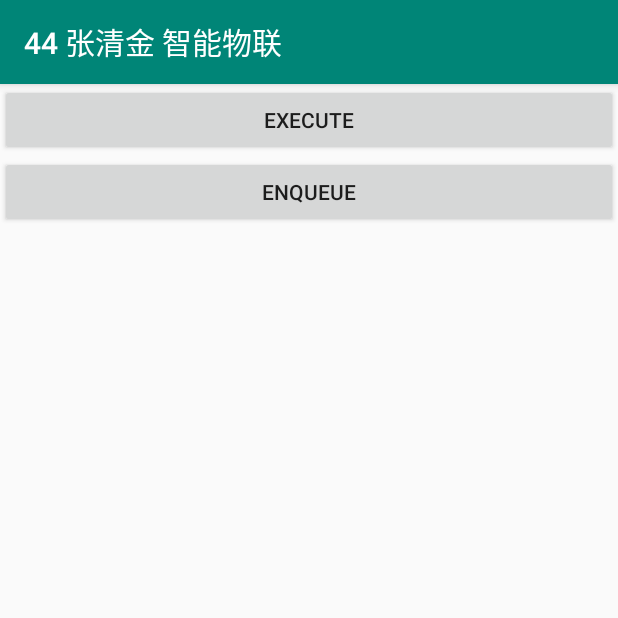
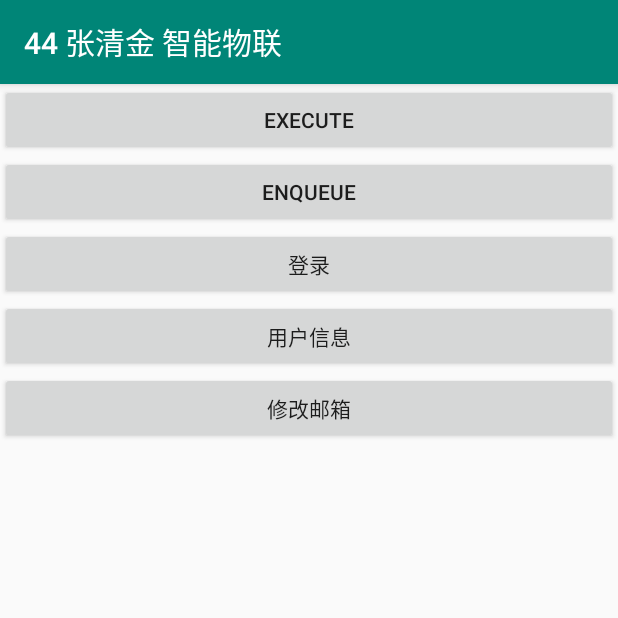
Before and after one commit to zhangqingjin/hiot_clout, an Android app: the screen it shows after launch (TestOkHttpActivity), after a tap on "ENQUEUE", on a phone screen of 412 x 824 dp, the top half of it. Run offline under Robolectric (Android 15) with nearby library versions, the phone set to English and light mode, and no system bars; our stand-ins replace Dagger/Hilt's generated code.

Commit message:
3.1:添加OkHttp测试

```diff
--- a/app/src/main/java/com/example/hiot_clout/test/networktest/TestOkHttpActivity.java
+++ b/app/src/main/java/com/example/hiot_clout/test/networktest/TestOkHttpActivity.java
@@ -15,6 +15,7 @@ import java.io.IOException;
 
 import okhttp3.Call;
 import okhttp3.Callback;
+import okhttp3.FormBody;
 import okhttp3.OkHttpClient;
 import okhttp3.Request;
 import okhttp3.Response;
@@ -24,7 +25,8 @@ import okhttp3.Response;
  */
 public class TestOkHttpActivity extends AppCompatActivity {
 
-    private static final String basUrl = "http://163.177.151.109";
+//    private static final String basUrl = "http://163.177.151.109";
+    private static final String basUrl = "http://114.67.88.191:8080";
     private static final String TAG = "TestOkHttpActivity";
 
     @Override
@@ -48,6 +50,89 @@ public class TestOkHttpActivity extends AppCompatActivity {
                 testEnqueue();
             }
         });
+        //登录测试
+        final Button btnLogin = findViewById(R.id.btn_okhttp_login);
+        btnLogin.setOnClickListener(new View.OnClickListener() {
+            @Override
+            public void onClick(View v) {
+                login("zhangdaxia","abc123","app");
+            }
+        });
+        //获取用户信息
+        Button btnGetUserInfo = findViewById(R.id.btn_okhttp_userinfo);
+        btnGetUserInfo.setOnClickListener(new View.OnClickListener() {
+            @Override
+            public void onClick(View v) {
+               getUserInfo("cd23a7a9afb2473895a6741b5090f5f6_b849bbd2feb847a5ba6386e68ccde53b_use");
+
+            }
+        });
+        //修改邮箱
+        Button btnUpdataEmail = findViewById(R.id.btn_okhttp_updata_email);
+        btnUpdataEmail.setOnClickListener(new View.OnClickListener() {
+            @Override
+            public void onClick(View v) {
+                updataEmail("cd23a7a9afb2473895a6741b5090f5f6_b849bbd2feb847a5ba6386e68ccde53b_use","zhangtian@qq.com");
+
+            }
+        });
+
+    }
+
+    /**
+     * 修改邮箱
+     * @param authorization
+     * @param email
+     */
+    private void updataEmail(String authorization, String email) {
+        OkHttpClient okHttpClient = new OkHttpClient();
+        FormBody body = new FormBody.Builder().build();
+        String url =basUrl + "/user/email?email="+ email;
+        Request request = new Request.Builder().put(body).url(url)
+                .header("Authorization",authorization).build();
+        callEnqueue(okHttpClient, request);
+    }
+
+    private void callEnqueue(OkHttpClient okHttpClient, Request request) {
+        okHttpClient.newCall(request).enqueue(new Callback() {
+            @Override
+            public void onFailure(@NotNull Call call, @NotNull IOException e) {
+                Log.e(TAG, "onFailure: " + e.getMessage(), e);
+            }
+
+            @Override
+            public void onResponse(@NotNull Call call, @NotNull Response response) throws IOException {
+                Log.d(TAG, "onResponse: " + response.body().string());
+            }
+        });
+    }
+
+    /**
+     * 获取用户信息
+     * @param authorization
+     */
+    private void getUserInfo(String authorization) {
+        OkHttpClient okHttpClient = new OkHttpClient();
+        FormBody body = new FormBody.Builder().build();
+        String url =basUrl + "/user/one";
+        Request request = new Request.Builder().get().url(url)
+                .header("Authorization",authorization).build();
+        callEnqueue(okHttpClient, request);
+    }
+
+    /**
+     *登录
+     * @param userName
+     * @param password
+     * @param loginCode
+     */
+    private void login(String userName, String password, String loginCode) {
+        OkHttpClient okHttpClient = new OkHttpClient();
+        FormBody body = new FormBody.Builder().build();
+        String url =basUrl + String.format("/auth/login?username=%s&password=%s&loginCode=%s",
+                userName,password,loginCode);
+        Request request = new Request.Builder().post(body).url(url).build();
+        callEnqueue(okHttpClient, request);
     }
 
 
@@ -73,16 +158,6 @@ public class TestOkHttpActivity extends AppCompatActivity {
     private void testEnqueue() {
         OkHttpClient okHttpClient = new OkHttpClient();
         Request request = new Request.Builder().url(basUrl).build();
-        okHttpClient.newCall(request).enqueue(new Callback() {
-            @Override
-            public void onFailure(@NotNull Call call, @NotNull IOException e) {
-                Log.e(TAG, "onFailure: "+ e.getMessage(), e );
-            }
-
-            @Override
-            public void onResponse(@NotNull Call call, @NotNull Response response) throws IOException {
-                Log.d(TAG, "onResponse: " + response.body().string());
-            }
-        });
+        callEnqueue(okHttpClient, request);
     }
 }
--- a/app/src/main/res/layout/activity_test_ok_http.xml
+++ b/app/src/main/res/layout/activity_test_ok_http.xml
@@ -17,5 +17,20 @@
         android:text="enqueue"
         android:layout_width="match_parent"
         android:layout_height="wrap_content"/>
+    <Button
+        android:id="@+id/btn_okhttp_login"
+        android:text="登录"
+        android:layout_width="match_parent"
+        android:layout_height="wrap_content"/>
+    <Button
+        android:id="@+id/btn_okhttp_userinfo"
+        android:text="用户信息"
+        android:layout_width="match_parent"
+        android:layout_height="wrap_content"/>
+    <Button
+        android:id="@+id/btn_okhttp_updata_email"
+        android:text="修改邮箱"
+        android:layout_width="match_parent"
+        android:layout_height="wrap_content"/>
 
 </LinearLayout>
```
